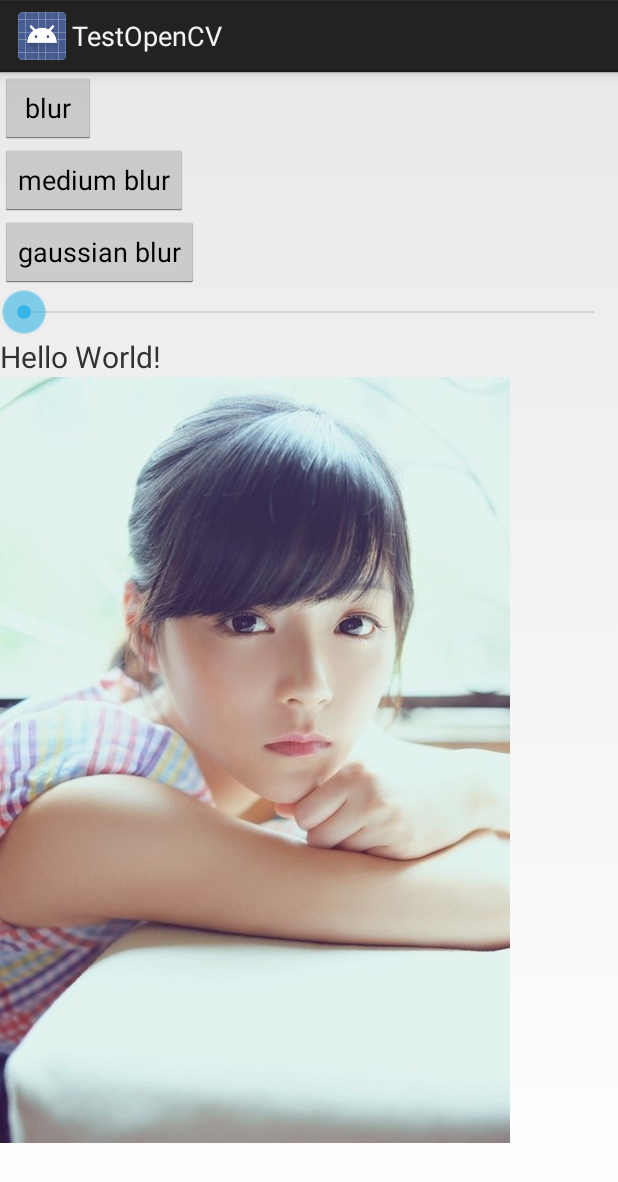
After one commit to lq19324/TestOpenCV4Android, an Android app: the BlurActivity screen opened directly, with no data from a screen before it, on a phone screen of 412 x 824 dp. The commit adds this screen. Shown: the top 1182 px of the screen. Run offline under Robolectric (Android 15) with nearby library versions, the phone set to English and light mode, and no system bars.

Commit message:
blur type
问题原因:
解决方案:
验证建议:

```diff
--- a/app/src/main/AndroidManifest.xml
+++ b/app/src/main/AndroidManifest.xml
@@ -10,10 +10,12 @@
         <activity android:name=".MainActivity">
             <intent-filter>
                 <action android:name="android.intent.action.MAIN"/>
-
                 <category android:name="android.intent.category.LAUNCHER"/>
             </intent-filter>
         </activity>
+
+        <activity android:name=".BlurActivity"/>
+        <activity android:name=".GrayActivity"/>
     </application>
 
 </manifest>
--- /dev/null
+++ b/app/src/main/java/com/example/lq/testopencv/BlurActivity.java
@@ -0,0 +1,97 @@
+package com.example.lq.testopencv;
+
+import android.app.Activity;
+import android.content.res.AssetManager;
+import android.graphics.Bitmap;
+import android.graphics.BitmapFactory;
+import android.os.Bundle;
+import android.view.View;
+import android.widget.ImageView;
+import android.widget.SeekBar;
+import android.widget.TextView;
+
+import java.io.IOException;
+/**
+ * Created by lq on 17-11-30.
+ */
+
+public class BlurActivity extends Activity {
+
+    private Bitmap mSrcBitmap;
+    private Bitmap mDstBitmap;
+
+    private ImageView mSrcImageView;
+    private ImageView mDstImageView;
+
+    private TextView mTimeView;
+
+    private SeekBar mBlurLevelSeekBar;
+
+    private int mBlurLevel = 3;
+    private int mBlurType = 2;
+
+    @Override
+    public void onCreate(Bundle savedInstanceState) {
+        super.onCreate(savedInstanceState);
+
+        setContentView(R.layout.activity_blur);
+
+        mSrcImageView = (ImageView)findViewById(R.id.src_iv);
+        mDstImageView = (ImageView)findViewById(R.id.dst_iv);
+        mTimeView = (TextView)findViewById(R.id.tv_time);
+        mBlurLevelSeekBar = (SeekBar)findViewById(R.id.seek_blur_level);
+        mBlurLevelSeekBar.setOnSeekBarChangeListener(mSeekListener);
+
+        AssetManager am = getAssets();
+        try {
+            mSrcBitmap = BitmapFactory.decodeStream(am.open("test3.jpg"));
+            mDstBitmap = Bitmap.createBitmap(mSrcBitmap.getWidth(), mSrcBitmap.getHeight(), Bitmap.Config.ARGB_8888);
+        } catch (IOException e) {
+            e.printStackTrace();
+        }
+        mSrcImageView.setImageBitmap(mSrcBitmap);
+    }
+
+    private SeekBar.OnSeekBarChangeListener mSeekListener = new SeekBar.OnSeekBarChangeListener() {
+        @Override
+        public void onProgressChanged(SeekBar seekBar, int progress, boolean fromUser) {
+
+        }
+
+        @Override
+        public void onStartTrackingTouch(SeekBar seekBar) {
+
+        }
+
+        @Override
+        public void onStopTrackingTouch(SeekBar seekBar) {
+            int blurLevel = seekBar.getProgress();
+            mBlurLevel = ((blurLevel >> 1) << 1) + 1;
+            int value = (mBlurType << 8) | mBlurLevel;
+            long time = System.currentTimeMillis();
+            OpenCVHelper.nativeProcessImage(mSrcBitmap, mDstBitmap, value);
+            mDstImageView.setImageBitmap(mDstBitmap);
+            mTimeView.setText("type:"+mBlurType+" level:"+mBlurLevel+"-"+blurLevel+" cost time: "+ (System.currentTimeMillis() - time) +" ms");
+        }
+    };
+
+    public void onButtonClick(View view) {
+        int viewID = view.getId();
+        long time = System.currentTimeMillis();
+        if (viewID == R.id.but_blur) {
+            mBlurType = 2;
+            int value = (mBlurType << 8) | mBlurLevel;
+            OpenCVHelper.nativeProcessImage(mSrcBitmap, mDstBitmap, value);
+        } else if (viewID == R.id.but_medium_blur) {
+            mBlurType = 3;
+            int value = (mBlurType << 8) | mBlurLevel;
+            OpenCVHelper.nativeProcessImage(mSrcBitmap, mDstBitmap, value);
+        } else if (viewID == R.id.but_gaussian_blur) {
+            mBlurType = 4;
+            int value = (mBlurType << 8) | mBlurLevel;
+            OpenCVHelper.nativeProcessImage(mSrcBitmap, mDstBitmap, value);
+        }
+        mDstImageView.setImageBitmap(mDstBitmap);
+        mTimeView.setText("type:"+mBlurType+" level:"+mBlurLevel+" cost time: "+ (System.currentTimeMillis() - time) +" ms");
+    }
+}
--- a/app/src/main/java/com/example/lq/testopencv/OpenCVHelper.java
+++ b/app/src/main/java/com/example/lq/testopencv/OpenCVHelper.java
@@ -11,5 +11,5 @@ public class OpenCVHelper {
         System.loadLibrary("test_OpenCV");
     }
 
-    public static native int grayImage(Bitmap bitmap, Bitmap dstBmp);
+    public static native int nativeProcessImage(Bitmap bitmap, Bitmap dstBmp, int type);
 }
--- /dev/null
+++ b/app/src/main/res/layout/activity_blur.xml
@@ -0,0 +1,57 @@
+<?xml version="1.0" encoding="utf-8"?>
+<LinearLayout
+    xmlns:android="http://schemas.android.com/apk/res/android"
+    android:layout_width="match_parent"
+    android:layout_height="match_parent"
+    android:orientation="vertical">
+
+    <Button
+        android:id="@+id/but_blur"
+        android:layout_width="wrap_content"
+        android:layout_height="wrap_content"
+        android:text="blur"
+        android:onClick="onButtonClick"/>
+
+    <Button
+        android:id="@+id/but_medium_blur"
+        android:layout_width="wrap_content"
+        android:layout_height="wrap_content"
+        android:text="medium blur"
+        android:onClick="onButtonClick"/>
+
+    <Button
+        android:id="@+id/but_gaussian_blur"
+        android:layout_width="wrap_content"
+        android:layout_height="wrap_content"
+        android:text="gaussian blur"
+        android:onClick="onButtonClick"/>
+
+    <SeekBar
+        android:id="@+id/seek_blur_level"
+        android:layout_width="match_parent"
+        android:layout_height="wrap_content"
+        android:max="100"/>
+
+    <TextView
+        android:id="@+id/tv_time"
+        android:layout_width="wrap_content"
+        android:layout_height="wrap_content"
+        android:textSize="20sp"
+        android:text="Hello World!"/>
+
+    <LinearLayout
+        android:layout_width="match_parent"
+        android:layout_height="wrap_content"
+        android:orientation="horizontal">
+        <ImageView
+            android:id="@+id/src_iv"
+            android:layout_width="wrap_content"
+            android:layout_height="wrap_content"/>
+
+        <ImageView
+            android:id="@+id/dst_iv"
+            android:layout_width="wrap_content"
+            android:layout_height="wrap_content"/>
+    </LinearLayout>
+
+</LinearLayout>
```
Also changed, not shown: app/src/main/java/com/example/lq/testopencv/GrayActivity.java (added, +43 -0 lines), app/src/main/java/com/example/lq/testopencv/MainActivity.java (+50 -19 lines), app/src/main/res/layout/activity_gray.xml (added, +24 -0 lines), app/src/main/res/layout/activity_main.xml (+3 -13 lines), 6 other files.
